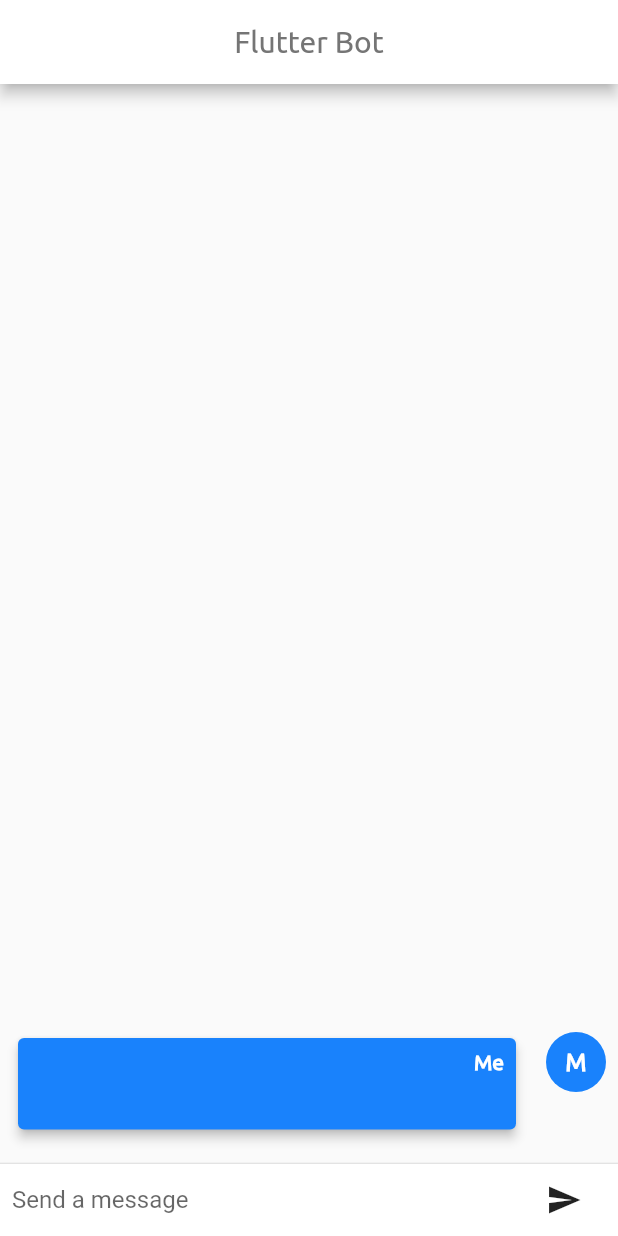
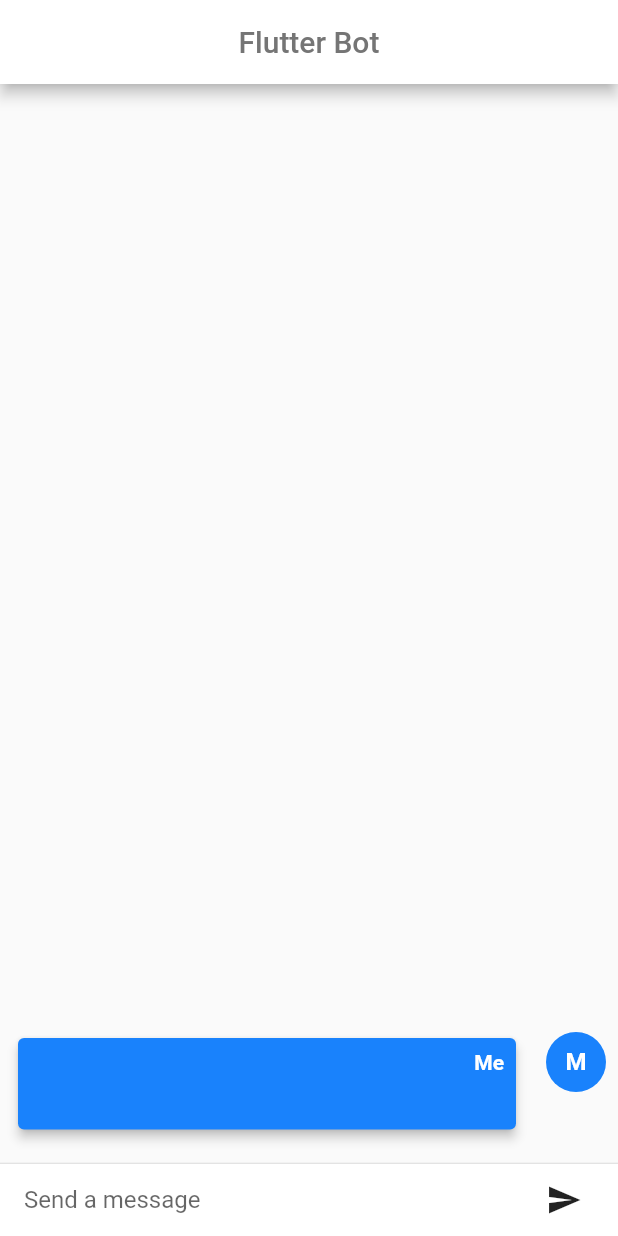
Before and after one commit to ameysunu/chatbot, a Flutter app: the screen it shows after launch, after a tap on the "send" icon, on a phone screen of 412 x 824 dp. Run offline on Flutter 3.47's test engine with Material 2 defaults, Android fonts, the phone set to English and light mode, and no system bars; our stand-ins replace hexcolor; missing offline and left inert: flutter_dialogflow.

```diff
--- a/lib/main.dart
+++ b/lib/main.dart
@@ -36,11 +36,14 @@ class _HomePageDialogflow extends State<HomePageDialogflow> {
       child: new Row(
         children: <Widget>[
           new Flexible(
+            child: Padding(
+              padding: const EdgeInsets.all(8.0),
               child: new TextField(
                 controller: _textController,
                 onSubmitted: _handleSubmitted,
                 decoration:
                     new InputDecoration.collapsed(hintText: "Send a message"),
+              ),
             ),
           ),
           new Container(
@@ -94,7 +97,7 @@ class _HomePageDialogflow extends State<HomePageDialogflow> {
         title: new Text(
           "Flutter Bot",
           style: TextStyle(
-              fontFamily: 'Ubuntu', fontSize: 20, color: Colors.grey[600]),
+fontSize: 20, color: Colors.grey[600]),
         ),
       ),
       body: new Column(children: <Widget>[
@@ -145,7 +148,7 @@ class ChatMessage extends StatelessWidget {
                 padding: const EdgeInsets.all(8.0),
                 child: new Text(this.name,
                     style: new TextStyle(
-                        fontFamily: 'Ubuntu',
+
                         fontWeight: FontWeight.bold,
                         color: Colors.black)),
               ),
@@ -155,7 +158,7 @@ class ChatMessage extends StatelessWidget {
                   padding: const EdgeInsets.fromLTRB(8, 0, 8, 8),
                   child: new Text(
                     text,
-                    style: TextStyle(fontFamily: 'Ubuntu', color: Colors.black),
+                    style: TextStyle(color: Colors.black),
                   ),
                 ),
               ),
@@ -180,7 +183,6 @@ class ChatMessage extends StatelessWidget {
                 child: new Text(this.name,
                     style: TextStyle(
                         color: Colors.white,
-                        fontFamily: 'Ubuntu',
                         fontWeight: FontWeight.bold)),
               ),
               Padding(
@@ -191,7 +193,6 @@ class ChatMessage extends StatelessWidget {
                     text,
                     style: TextStyle(
                       color: Colors.white,
-                      fontFamily: 'Ubuntu',
                     ),
                   ),
                 ),
@@ -207,7 +208,6 @@ class ChatMessage extends StatelessWidget {
           child: new Text(
             this.name[0],
             style: new TextStyle(
-                fontFamily: 'Ubuntu',
                 fontWeight: FontWeight.bold,
                 color: Colors.white),
           ),
```
Also changed, not shown: assets/dark.png, assets/light.png, pubspec.lock, 6 other files. Lines whose indentation alone changed are shown as unchanged.
